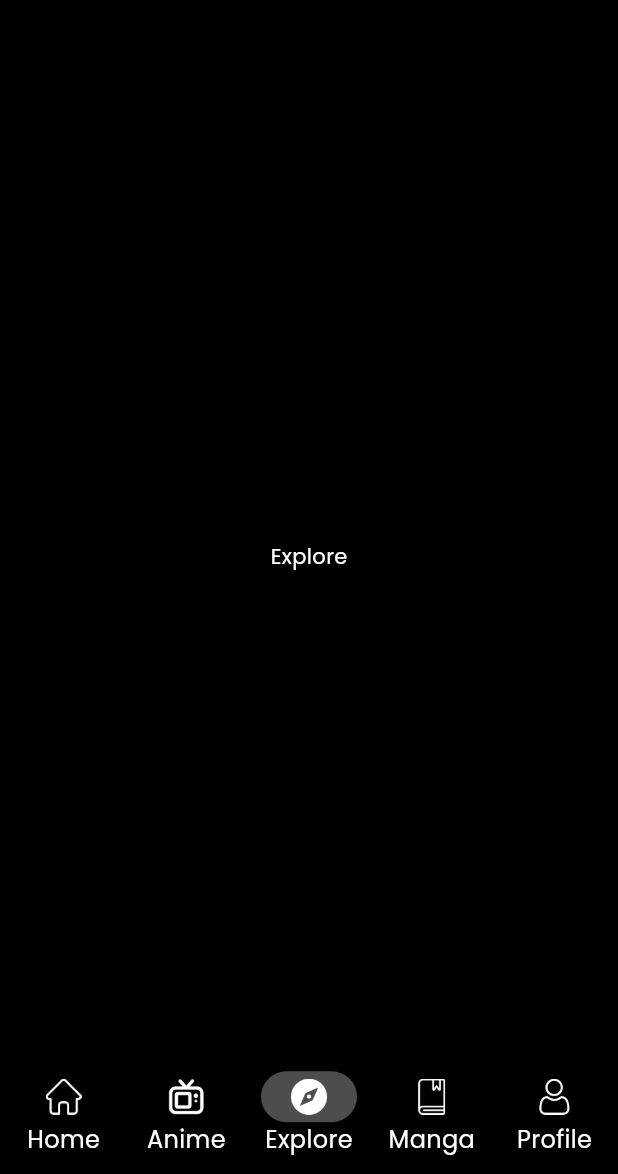
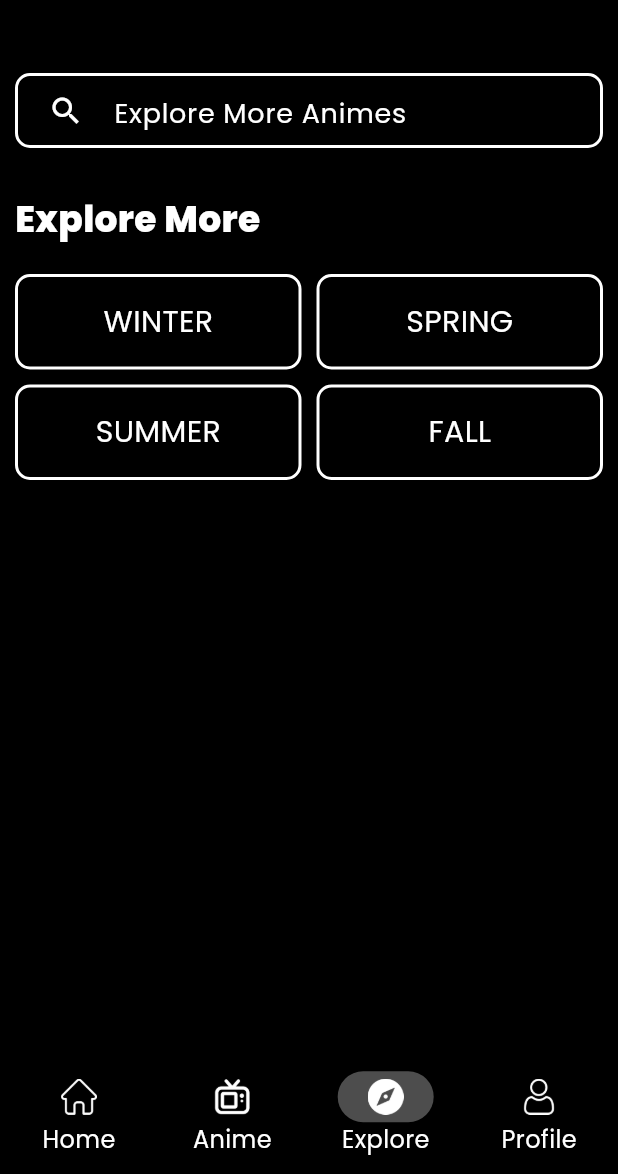
Before and after one commit to kakerublaze/otaku-club, a Flutter app: the screen it shows after launch, item 3 of the bottom bar chosen, on a phone screen of 412 x 824 dp, the part 62-1236 px from its top. Run offline on Flutter 3.47's test engine with Material 3 defaults, Android fonts, the light colour scheme and no system bars; our stand-ins replace better_player, cached_network_image, carousel_slider, flutter_svg, get, google_fonts and 6 more; missing offline and left inert: flutter_downloader; network calls fail.

Commit message:
Explore page design started

```diff
--- a/lib/app/core/constants/app_api.dart
+++ b/lib/app/core/constants/app_api.dart
@@ -20,4 +20,6 @@ class AppApis {
   static const String animeDetailsData = 'meta/anilist/info';
   // --> Anime Streaming Data API's
   static const String animeStream = 'meta/anilist/watch';
+  // --> Anime Streaming Data API's
+  static const String animeSearch = 'meta/anilist/advanced-search';
 }
--- a/lib/app/global_widgets/header_title_widget.dart
+++ b/lib/app/global_widgets/header_title_widget.dart
@@ -5,18 +5,21 @@ import 'package:otakuclub/app/core/utils/extensions.dart';
 Widget getHeaderWidget({
   String? title,
   VoidCallback? onTap,
+  bool? showArrow,
+  double? fontSize,
 }) {
   return Row(
     mainAxisAlignment: MainAxisAlignment.spaceBetween,
     children: [
       Text(
         title ?? '',
-        style: const TextStyle(
+        style: TextStyle(
           color: AppColor.white,
-          fontSize: 20,
+          fontSize: fontSize ?? 20,
           fontWeight: FontWeight.w800,
         ),
       ),
+      if (showArrow ?? true)
         const Icon(
           Icons.arrow_forward,
           size: 26,
--- a/lib/app/modules/anime/anime_screen.dart
+++ b/lib/app/modules/anime/anime_screen.dart
@@ -27,6 +27,7 @@ class AnimeScreen extends StatelessWidget {
                           right: 10,
                           left: 10,
                         ),
+                        shrinkWrap: true,
                         controller: controller.scrollController,
                         gridDelegate:
                             const SliverGridDelegateWithFixedCrossAxisCount(
--- /dev/null
+++ b/lib/app/modules/explore/explore_screen.dart
@@ -0,0 +1,134 @@
+import 'package:flutter/material.dart';
+import 'package:get/get.dart';
+import 'package:otakuclub/app/core/constants/app_colors.dart';
+import 'package:otakuclub/app/core/utils/extensions.dart';
+import 'package:otakuclub/app/global_widgets/header_title_widget.dart';
+import 'package:otakuclub/app/modules/explore/explore_screen_controller.dart';
+
+class ExploreScreen extends StatelessWidget {
+  const ExploreScreen({super.key});
+
+  @override
+  Widget build(BuildContext context) {
+    final controller = Get.put(
+      ExploreController(),
+    );
+    return Scaffold(
+      body: Container(
+        child: Column(
+          children: [
+            90.heightBox,
+            Container(
+              height: 50,
+              width: Get.width,
+              decoration: BoxDecoration(
+                border: Border.all(
+                  color: AppColor.white,
+                  width: 2,
+                ),
+                borderRadius: BorderRadius.circular(
+                  10,
+                ),
+              ),
+              child: Row(
+                children: [
+                  const Icon(
+                    Icons.search,
+                    weight: 800,
+                    color: AppColor.white,
+                    size: 24,
+                  ).paddingOnly(
+                    right: 20,
+                  ),
+                  Expanded(
+                    child: TextField(
+                      controller: controller.exploreController,
+                      style: const TextStyle(
+                        color: AppColor.white,
+                        fontSize: 20,
+                        fontWeight: FontWeight.w400,
+                      ),
+                      textAlign: TextAlign.left,
+                      decoration: const InputDecoration(
+                        fillColor: AppColor.white,
+                        // Borders made transparent
+                        enabledBorder: InputBorder.none,
+                        disabledBorder: InputBorder.none,
+                        errorBorder: InputBorder.none,
+                        focusedErrorBorder: InputBorder.none,
+                        border: InputBorder.none,
+                        focusedBorder: InputBorder.none,
+                        focusColor: AppColor.white,
+                        // Hint Text
+                        hintText: 'Explore More Animes',
+                        hintStyle: TextStyle(
+                          color: AppColor.white,
+                          fontSize: 18,
+                          fontWeight: FontWeight.w400,
+                        ),
+                      ),
+                    ),
+                  ),
+                ],
+              ).paddingOnly(
+                left: 20,
+                right: 20,
+              ),
+            ),
+            30.heightBox,
+            getHeaderWidget(
+              title: 'Explore More',
+              showArrow: false,
+              fontSize: 24,
+            ),
+            20.heightBox,
+            Expanded(
+              child: GridView.builder(
+                shrinkWrap: true,
+                padding: EdgeInsets.zero,
+                gridDelegate: const SliverGridDelegateWithFixedCrossAxisCount(
+                  crossAxisCount: 2,
+                  mainAxisSpacing: 10,
+                  crossAxisSpacing: 10,
+                  childAspectRatio: 3,
+                ),
+                itemCount: controller.exploreMapDataList.length,
+                itemBuilder: (BuildContext context, int index) {
+                  return IntrinsicHeight(
+                    child: Container(
+                      height: 50,
+                      decoration: BoxDecoration(
+                        color: AppColor.transparent,
+                        border: Border.all(
+                          color: AppColor.white,
+                          width: 2,
+                        ),
+                        borderRadius: BorderRadius.circular(
+                          10,
+                        ),
+                      ),
+                      child: Center(
+                        child: Text(
+                          controller.exploreMapDataList[index],
+                          style: const TextStyle(
+                            fontSize: 20,
+                            fontWeight: FontWeight.w400,
+                            color: AppColor.white,
+                          ),
+                        ),
+                      ),
+                    ),
+                  );
+                },
+              ),
+            ),
+            90.heightBox,
+          ],
+        ).paddingOnly(
+          left: 10,
+          right: 10,
+        ),
+      ),
+    );
+  }
+}
--- /dev/null
+++ b/lib/app/modules/explore/explore_screen_controller.dart
@@ -0,0 +1,12 @@
+import 'package:flutter/widgets.dart';
+import 'package:get/get.dart';
+
+class ExploreController extends GetxController {
+  TextEditingController exploreController = TextEditingController();
+  List<String> exploreMapDataList = [
+    "WINTER",
+    "SPRING",
+    "SUMMER",
+    "FALL",
+  ];
+}
--- a/lib/app/modules/home/home_screen_controller.dart
+++ b/lib/app/modules/home/home_screen_controller.dart
@@ -176,7 +176,7 @@ class HomeScreenController extends GetxController {
     getPopularAnimeData();
     getRecentEpisodeData();
     getSuggestedAnimeForYouData();
-    getMangaList();
+    // getMangaList();
     super.onInit();
   }
 }
--- a/lib/app/modules/main/main_screen.dart
+++ b/lib/app/modules/main/main_screen.dart
@@ -42,15 +42,23 @@ class MainScreen extends GetView<MainScreenController> {
                           ? const Text('Anime')
                           : controller.selectedIndex.value == 2
                               ? const Text('Explore')
-                              : controller.selectedIndex.value == 3
-                                  ? const Text('Manga')
-                                  : const Text('Profile'),
+                              // : controller.selectedIndex.value == 3
+                              //     ? const Text('Manga')
+                              : const Text('Profile'),
                   titleTextStyle: const TextStyle(
                     color: AppColor.white,
                     fontSize: 24,
                     fontWeight: FontWeight.w800,
                   ),
                   actions: [
+                    if (controller.selectedIndex.value != 2)
+                      const Icon(
+                        Icons.search,
+                        weight: 800,
+                        size: 24,
+                        color: AppColor.white,
+                      ),
+                    20.widthBox,
                     const ImageHelper(
                       imagePath: AppImages.chatIcon,
                       height: 20,
@@ -240,46 +248,47 @@ class MainScreen extends GetView<MainScreenController> {
                                     ),
                               label: 'Explore',
                             ),
+                            // Manga is Hide --> Remember to change index of given below tab
+                            // BottomNavigationBarItem(
+                            //   icon: controller.selectedIndex.value == 3
+                            //       ? Container(
+                            //           decoration: BoxDecoration(
+                            //             color: AppColor.white30,
+                            //             borderRadius: BorderRadius.circular(
+                            //               30,
+                            //             ),
+                            //           ),
+                            //           padding: const EdgeInsets.only(
+                            //             top: 5,
+                            //             bottom: 5,
+                            //             right: 20,
+                            //             left: 20,
+                            //           ),
+                            //           child: Image.asset(
+                            //             AppImages.mangaSelected,
+                            //             width: 24,
+                            //             height: 24,
+                            //             color: Colors.white,
+                            //           ),
+                            //         )
+                            //       : Container(
+                            //           padding: const EdgeInsets.only(
+                            //             top: 5,
+                            //             bottom: 5,
+                            //             right: 20,
+                            //             left: 20,
+                            //           ),
+                            //           child: Image.asset(
+                            //             AppImages.manga,
+                            //             width: 24,
+                            //             height: 24,
+                            //             color: AppColor.white,
+                            //           ),
+                            //         ),
+                            //   label: 'Manga',
+                            // ),
                             BottomNavigationBarItem(
                               icon: controller.selectedIndex.value == 3
-                                  ? Container(
-                                      decoration: BoxDecoration(
-                                        color: AppColor.white30,
-                                        borderRadius: BorderRadius.circular(
-                                          30,
-                                        ),
-                                      ),
-                                      padding: const EdgeInsets.only(
-                                        top: 5,
-                                        bottom: 5,
-                                        right: 20,
-                                        left: 20,
-                                      ),
-                                      child: Image.asset(
-                                        AppImages.mangaSelected,
-                                        width: 24,
-                                        height: 24,
-                                        color: Colors.white,
-                                      ),
-                                    )
-                                  : Container(
-                                      padding: const EdgeInsets.only(
-                                        top: 5,
-                                        bottom: 5,
-                                        right: 20,
-                                        left: 20,
-                                      ),
-                                      child: Image.asset(
-                                        AppImages.manga,
-                                        width: 24,
-                                        height: 24,
-                                        color: AppColor.white,
-                                      ),
-                                    ),
-                              label: 'Manga',
-                            ),
-                            BottomNavigationBarItem(
-                              icon: controller.selectedIndex.value == 4
                                   ? Container(
                                       decoration: BoxDecoration(
                                         color: AppColor.white30,
--- a/lib/app/modules/main/main_screen_controller.dart
+++ b/lib/app/modules/main/main_screen_controller.dart
@@ -2,23 +2,17 @@ import 'package:flutter/material.dart';
 import 'package:get/get.dart';
 import 'package:otakuclub/app/core/constants/app_colors.dart';
 import 'package:otakuclub/app/modules/anime/anime_screen.dart';
+import 'package:otakuclub/app/modules/explore/explore_screen.dart';
 import 'package:otakuclub/app/modules/home/home_screen.dart';
-import 'package:otakuclub/app/modules/manga/manga_screen.dart';
+// import 'package:otakuclub/app/modules/manga/manga_screen.dart';
 
 class MainScreenController extends GetxController {
   Rx<int> selectedIndex = 0.obs;
   List<Widget> tabs = [
     const HomeScreen(),
     const AnimeScreen(),
-    const Center(
-      child: Text(
-        "Explore",
-        style: TextStyle(
-          color: AppColor.white,
-        ),
-      ),
-    ),
-    const MangaScreen(),
+    const ExploreScreen(),
+    // const MangaScreen(),
     const Center(
       child: Text(
         "Profile",
--- a/lib/app/routes/app_pages.dart
+++ b/lib/app/routes/app_pages.dart
@@ -4,6 +4,8 @@ import 'package:otakuclub/app/modules/anime/anime_screen_binding.dart';
 import 'package:otakuclub/app/modules/anime_details_screen/anime_details_binding.dart';
 import 'package:otakuclub/app/modules/anime_details_screen/anime_details_screen.dart';
 import 'package:otakuclub/app/modules/download_anime/download_anime.dart';
+import 'package:otakuclub/app/modules/explore/explore_screen.dart';
+import 'package:otakuclub/app/modules/explore/explore_screen_binding.dart';
 import 'package:otakuclub/app/modules/home/home_screen.dart';
 import 'package:otakuclub/app/modules/home/home_screen_binding.dart';
 import 'package:otakuclub/app/modules/main/main_screen.dart';
@@ -61,5 +63,10 @@ class AppPages {
       page: () => const DownloadAnimePage(),
       binding: VideoPlayerBinding(),
     ),
+    GetPage(
+      name: Routes.explore,
+      page: () => const ExploreScreen(),
+      binding: ExploreBindings(),
+    ),
   ];
 }
--- a/lib/app/routes/app_routes.dart
+++ b/lib/app/routes/app_routes.dart
@@ -9,4 +9,5 @@ abstract class Routes {
   static const animeDetailsScreen = '/animeDetailsScreen';
   static const videoPlayer = '/videoPlayer';
   static const downloadAnime = '/downloadAnime';
+  static const explore = '/explore';
 }
```
Also changed, not shown: lib/app/modules/explore/explore_screen_binding.dart (added, +11 -0 lines), lib/app/modules/home/home_screen.dart (+116 -88 lines). Lines whose indentation alone changed are shown as unchanged.
